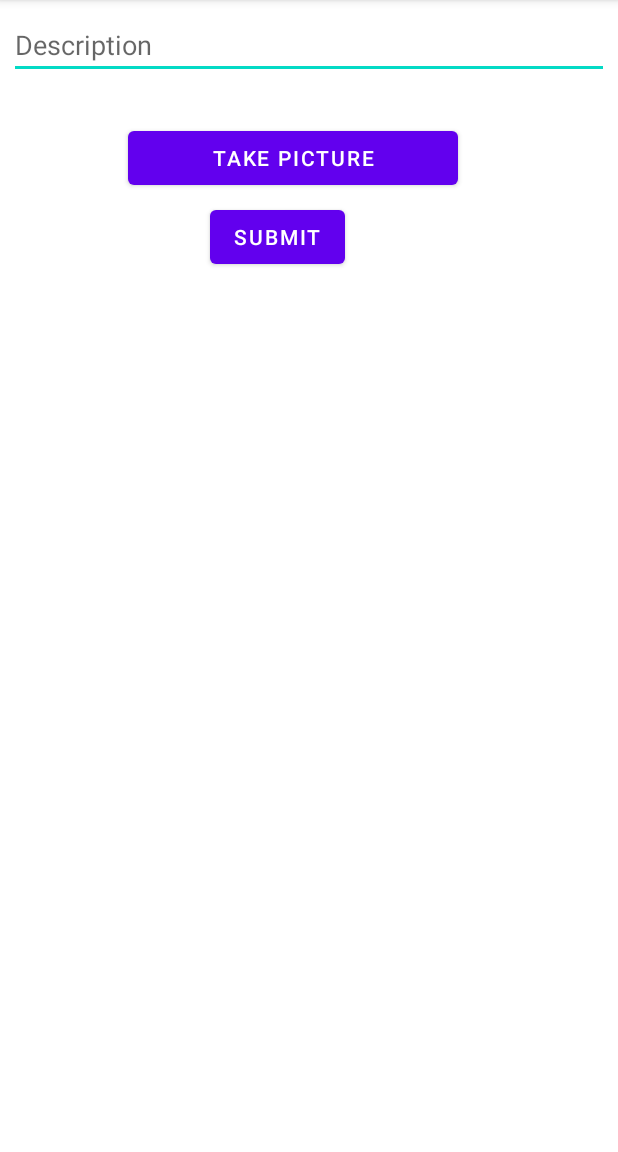
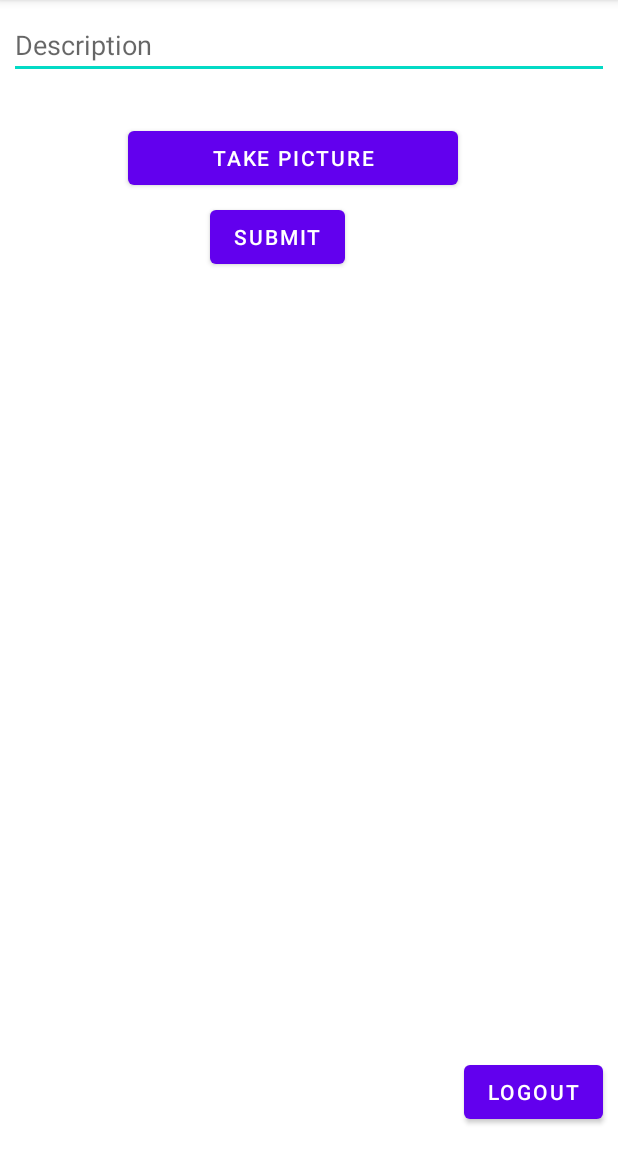
Before and after one commit to sDong517/DefinitelyNotInstagram, an Android app: the MainActivity screen opened directly, with no data from a screen before it, on a phone screen of 412 x 824 dp, the part 84-1236 px from its top. Run offline under Robolectric (Android 15) with nearby library versions, the phone set to English and light mode, and no system bars; libraries missing offline, so code that uses them is left out: com.parse.

Commit message:
All Required Stories completed including Login and Logoff Functionality.
Added Progress Bar as well.

```diff
--- a/app/src/main/java/com/example/definitelynotinstagram/MainActivity.java
+++ b/app/src/main/java/com/example/definitelynotinstagram/MainActivity.java
@@ -12,6 +12,7 @@ import android.view.View;
 import android.widget.Button;
 import android.widget.EditText;
 import android.widget.ImageView;
+import android.widget.ProgressBar;
 import android.widget.Toast;
 
 import androidx.annotation.Nullable;
@@ -35,7 +36,9 @@ public class MainActivity extends AppCompatActivity {
     private EditText etDescription;
     private Button btnPicture;
     private Button btnSubmit;
+    private Button btnLogout;
     private ImageView ivImage;
+    private ProgressBar pbProgress;
     private File photoFile;
     public String photoFileName = "photo.jpg";
 
@@ -47,7 +50,10 @@ public class MainActivity extends AppCompatActivity {
         etDescription = findViewById(R.id.etDescription);
         btnPicture = findViewById(R.id.btnPicture);
         btnSubmit = findViewById(R.id.btnSubmit);
+        btnLogout = findViewById(R.id.btnLogout);
         ivImage = findViewById(R.id.ivPicture);
+        pbProgress = findViewById(R.id.pbProgress);
+
 
 
         btnPicture.setOnClickListener(new View.OnClickListener() {
@@ -59,10 +65,23 @@ public class MainActivity extends AppCompatActivity {
 
         //queryPosts();
 
+        btnLogout.setOnClickListener(new View.OnClickListener() {
+            @Override
+            public void onClick(View v) {
+                ParseUser.logOut();
+                ParseUser currentUser = ParseUser.getCurrentUser();
+
+                goLoginActivity();
+            }
+        });
+
+
         btnSubmit.setOnClickListener(new View.OnClickListener(){
 
             @Override
             public void onClick(View v) {
+                pbProgress.setVisibility(ProgressBar.VISIBLE);
+                //Progressbar visibility
                 String description = etDescription.getText().toString();
                 if (description.isEmpty()){
                     Toast.makeText(MainActivity.this, "Description cannot be empty", Toast.LENGTH_SHORT).show();
@@ -74,11 +93,21 @@ public class MainActivity extends AppCompatActivity {
                 }
                 ParseUser currentUser = ParseUser.getCurrentUser();
                 savePost(description, currentUser, photoFile);
+
+                //pbProgress.setVisibility(ProgressBar.INVISIBLE);
             }
+
         });
 
 
     }
+
+    private void goLoginActivity() {
+            Intent i = new Intent(this, LoginActivity.class);
+            startActivity(i);
+            finish();
+    }
+
 
     private void launchCamera() {
         // create Intent to take a picture and return control to the calling application
@@ -149,6 +178,7 @@ public class MainActivity extends AppCompatActivity {
                 Log.i(TAG, "Post save was successful");
                 etDescription.setText("");
                 ivImage.setImageResource(0);
+                pbProgress.setVisibility(ProgressBar.INVISIBLE);
             }
         });
     }
--- a/app/src/main/res/layout/activity_main.xml
+++ b/app/src/main/res/layout/activity_main.xml
@@ -54,4 +54,25 @@
         android:layout_marginTop="134dp"
         android:text="Submit" />
 
+    <ProgressBar
+        android:id="@+id/pbProgress"
+        style="?android:attr/progressBarStyle"
+        android:visibility="invisible"
+        android:layout_width="115dp"
+        android:layout_height="128dp"
+        android:layout_alignParentStart="true"
+        android:layout_alignParentBottom="true"
+        android:layout_marginStart="127dp"
+        android:layout_marginBottom="246dp" />
+
+    <Button
+        android:id="@+id/btnLogout"
+        android:layout_width="wrap_content"
+        android:layout_height="wrap_content"
+        android:layout_alignParentEnd="true"
+        android:layout_alignParentBottom="true"
+        android:layout_marginEnd="10dp"
+        android:layout_marginBottom="16dp"
+        android:text="LogOut" />
+
 </RelativeLayout>
```
Also changed, not shown: 1 other file.
